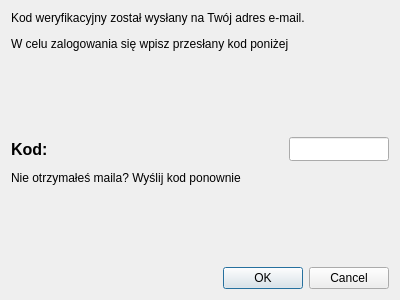
Above: gissupport_plugin/modules/gis_box/gui/two_fa.ui from gis-support/gis-support-plugin before the change. Below: the same form after it.
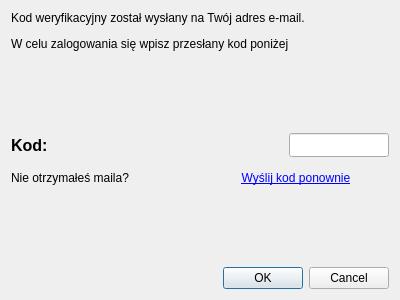
That is the form after the change.

Diff of the .ui file:
```diff
--- a/gissupport_plugin/modules/gis_box/gui/two_fa.ui
+++ b/gissupport_plugin/modules/gis_box/gui/two_fa.ui
@@ -111,11 +111,36 @@
     </layout>
    </item>
    <item>
-    <widget class="QLabel" name="lbSendAgain">
-     <property name="text">
-      <string>Nie otrzymałeś maila? Wyślij kod ponownie</string>
-     </property>
-    </widget>
+    <layout class="QHBoxLayout" name="horizontalLayout">
+     <item>
+      <widget class="QLabel" name="label_4">
+       <property name="text">
+        <string>Nie otrzymałeś maila?</string>
+       </property>
+      </widget>
+     </item>
+     <item>
+      <widget class="QPushButton" name="btSendAgain">
+       <property name="font">
+        <font>
+         <underline>true</underline>
+        </font>
+       </property>
+       <property name="cursor">
+        <cursorShape>PointingHandCursor</cursorShape>
+       </property>
+       <property name="styleSheet">
+        <string notr="true">color: blue;</string>
+       </property>
+       <property name="text">
+        <string>Wyślij kod ponownie</string>
+       </property>
+       <property name="flat">
+        <bool>true</bool>
+       </property>
+      </widget>
+     </item>
+    </layout>
    </item>
    <item>
     <spacer name="verticalSpacer">
```
